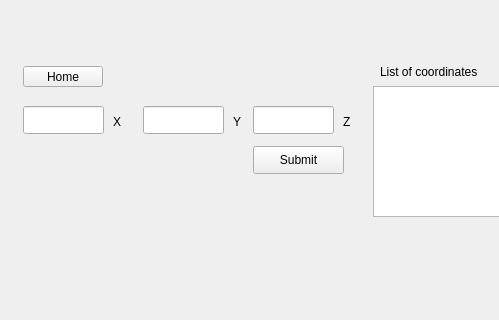
First picture: the form in App_GUI.ui, repository RhysEvan/MedBot, before the edit; both pictures show x 0 to 499 and y 384 to 704 of the 1320 by 874 pixel window.
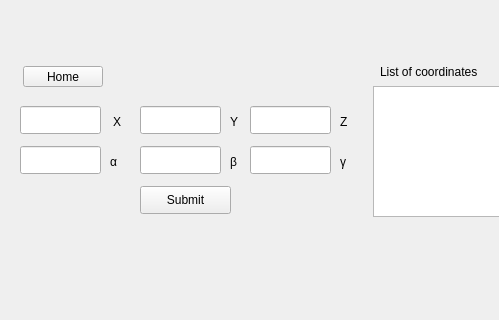
Second picture: the form after the edit. Custom widgets are drawn as their Qt base class.

```diff
--- a/App_GUI.ui
+++ b/App_GUI.ui
@@ -50,7 +50,7 @@
    <widget class="QLineEdit" name="xcoord">
     <property name="geometry">
      <rect>
-      <x>23</x>
+      <x>20</x>
       <y>490</y>
       <width>81</width>
       <height>28</height>
@@ -63,8 +63,8 @@
    <widget class="QPushButton" name="Submit">
     <property name="geometry">
      <rect>
-      <x>253</x>
-      <y>530</y>
+      <x>140</x>
+      <y>570</y>
       <width>91</width>
       <height>28</height>
      </rect>
@@ -89,7 +89,7 @@
    <widget class="QLineEdit" name="ycoord">
     <property name="geometry">
      <rect>
-      <x>143</x>
+      <x>140</x>
       <y>490</y>
       <width>81</width>
       <height>28</height>
@@ -102,7 +102,7 @@
    <widget class="QLabel" name="label_2">
     <property name="geometry">
      <rect>
-      <x>233</x>
+      <x>230</x>
       <y>490</y>
       <width>16</width>
       <height>31</height>
@@ -115,7 +115,7 @@
    <widget class="QLineEdit" name="zcoord">
     <property name="geometry">
      <rect>
-      <x>253</x>
+      <x>250</x>
       <y>490</y>
       <width>81</width>
       <height>28</height>
@@ -128,7 +128,7 @@
    <widget class="QLabel" name="label_3">
     <property name="geometry">
      <rect>
-      <x>343</x>
+      <x>340</x>
       <y>490</y>
       <width>16</width>
       <height>31</height>
@@ -338,6 +338,84 @@
      <string/>
     </property>
    </widget>
+   <widget class="QLabel" name="label_10">
+    <property name="geometry">
+     <rect>
+      <x>340</x>
+      <y>530</y>
+      <width>16</width>
+      <height>31</height>
+     </rect>
+    </property>
+    <property name="text">
+     <string>γ</string>
+    </property>
+   </widget>
+   <widget class="QLabel" name="label_12">
+    <property name="geometry">
+     <rect>
+      <x>230</x>
+      <y>530</y>
+      <width>16</width>
+      <height>31</height>
+     </rect>
+    </property>
+    <property name="text">
+     <string>β</string>
+    </property>
+   </widget>
+   <widget class="QLineEdit" name="gammacoord">
+    <property name="geometry">
+     <rect>
+      <x>250</x>
+      <y>530</y>
+      <width>81</width>
+      <height>28</height>
+     </rect>
+    </property>
+    <property name="text">
+     <string/>
+    </property>
+   </widget>
+   <widget class="QLabel" name="label_13">
+    <property name="geometry">
+     <rect>
+      <x>110</x>
+      <y>530</y>
+      <width>16</width>
+      <height>31</height>
+     </rect>
+    </property>
+    <property name="text">
+     <string>α</string>
+    </property>
+   </widget>
+   <widget class="QLineEdit" name="betacoord">
+    <property name="geometry">
+     <rect>
+      <x>140</x>
+      <y>530</y>
+      <width>81</width>
+      <height>28</height>
+     </rect>
+    </property>
+    <property name="text">
+     <string/>
+    </property>
+   </widget>
+   <widget class="QLineEdit" name="alfacoord">
+    <property name="geometry">
+     <rect>
+      <x>20</x>
+      <y>530</y>
+      <width>81</width>
+      <height>28</height>
+     </rect>
+    </property>
+    <property name="text">
+     <string/>
+    </property>
+   </widget>
   </widget>
  </widget>
  <customwidgets>
```
